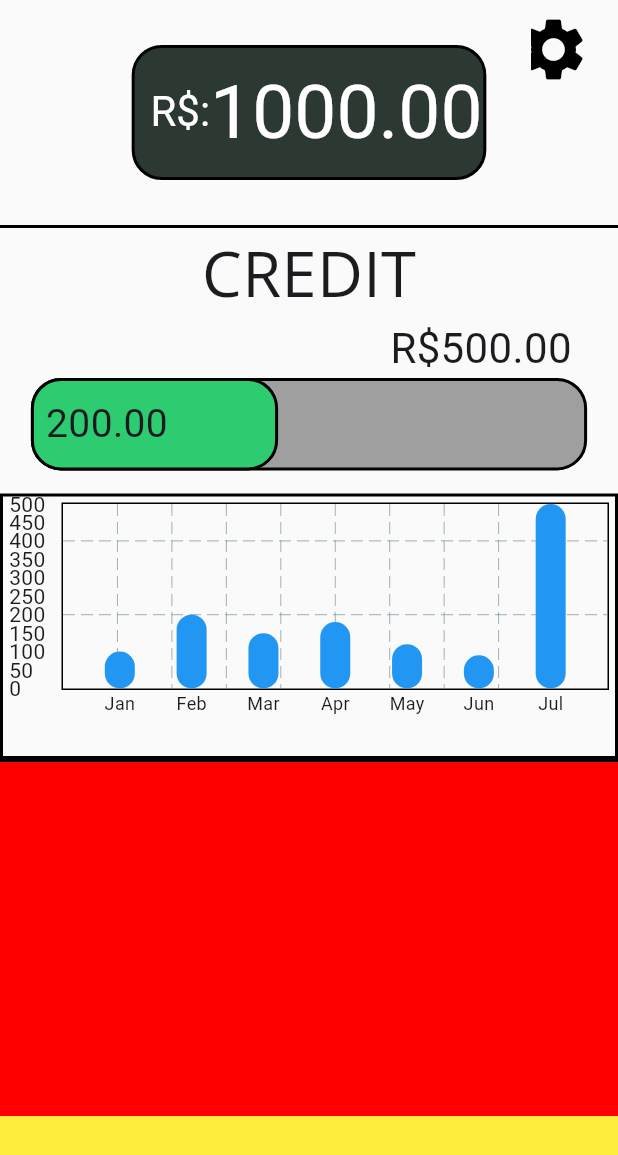
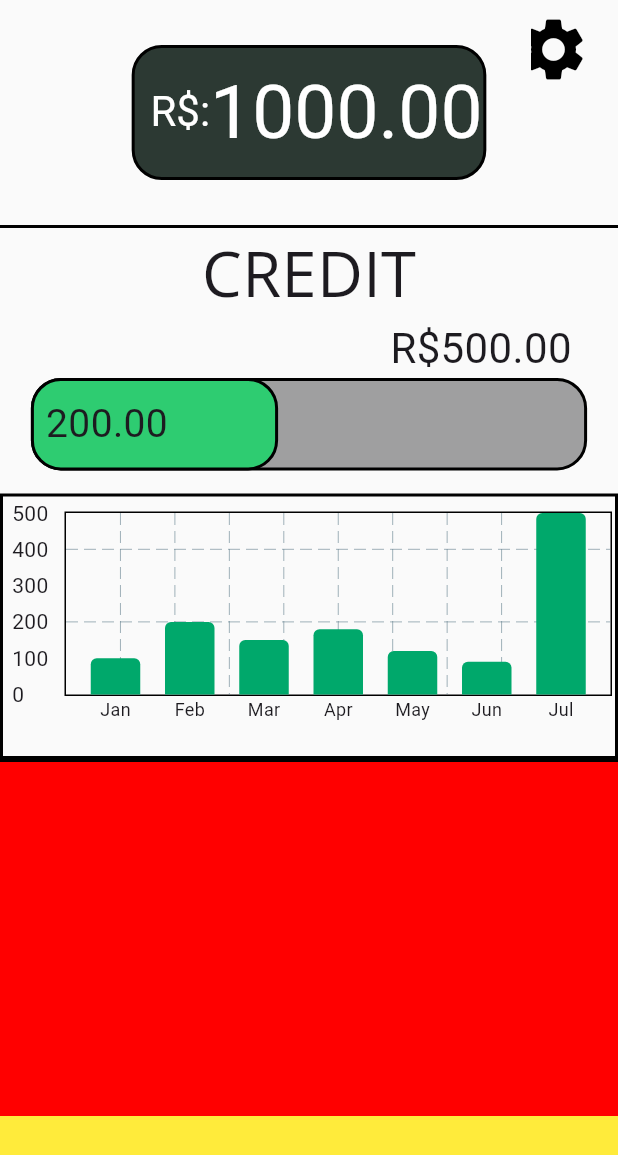
Before and after one commit to douglasdodo1/Wallet-Doit, a Flutter app: the screen it shows after launch, on a phone screen of 412 x 824 dp. Shown: the top 1155 px of the screen. Run offline on Flutter 3.47's test engine with Material 3 defaults, Android fonts, the phone set to English and light mode, and no system bars; drawn by our look-alikes of fl_chart; Roboto replaces fonts that are missing (Open Sans).

Commit message:
Feat:mouth-payment

```diff
--- a/frontend/lib/widgets/month_payment.dart
+++ b/frontend/lib/widgets/month_payment.dart
@@ -29,16 +29,18 @@ class MouthPaymentState extends State<MouthPayment> {
     500,
   ];
 
+  double calculateInterval(List<double> numbers) {
+    double bigger = numbers.reduce((a, b) => a > b ? a : b);
+    return bigger / 5;
+  }
+
   @override
   Widget build(BuildContext context) {
-    return FractionallySizedBox(
-      widthFactor: 1,
-      heightFactor: 1,
-      child: Container(
+    return Container(
       decoration:
           BoxDecoration(border: Border.all(color: Colors.black, width: 2)),
       child: Padding(
-          padding: const EdgeInsets.all(4),
+        padding: const EdgeInsets.fromLTRB(6, 10, 2, 0),
         child: BarChart(
           BarChartData(
             barGroups: payments.asMap().entries.map((entry) {
@@ -50,8 +52,12 @@ class MouthPaymentState extends State<MouthPayment> {
                 barRods: [
                   BarChartRodData(
                     toY: value,
-                      color: Colors.blue,
-                      width: 20,
+                    color: const Color.fromARGB(255, 0, 168, 107),
+                    width: 33,
+                    borderRadius: const BorderRadius.only(
+                      topLeft: Radius.circular(4),
+                      topRight: Radius.circular(4),
+                    ),
                   ),
                 ],
               );
@@ -60,10 +66,8 @@ class MouthPaymentState extends State<MouthPayment> {
               leftTitles: AxisTitles(
                 sideTitles: SideTitles(
                   showTitles: true,
-                    interval:
-                        50, // Ajuste o intervalo para evitar sobrecarga de títulos
-                    reservedSize:
-                        35, // Ajuste o espaço reservado para os títulos do lado esquerdo
+                  interval: calculateInterval(payments),
+                  reservedSize: 35,
                   getTitlesWidget: (value, meta) {
                     return Text(
                       '${value.toInt()}',
@@ -104,8 +108,7 @@ class MouthPaymentState extends State<MouthPayment> {
             ),
             gridData: FlGridData(show: true),
             barTouchData: BarTouchData(
-                enabled: false, // Desativa todas as interações com as barras
-              ),
+              enabled: false,
             ),
           ),
         ),
```
Lines whose indentation alone changed are shown as unchanged.
